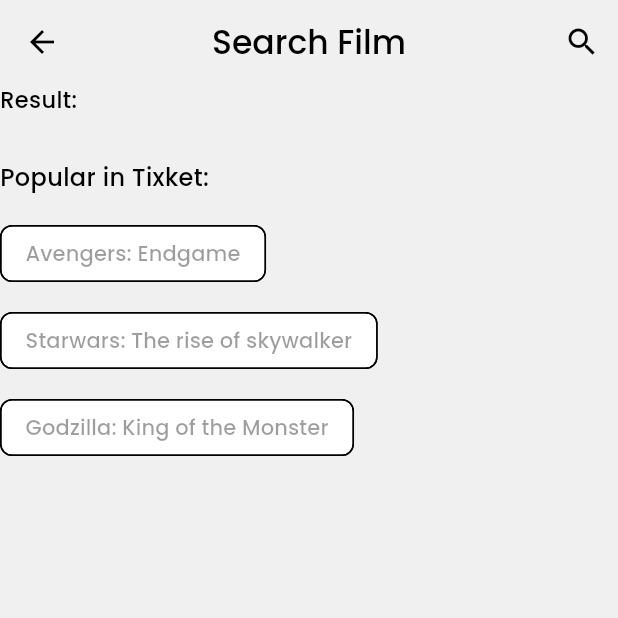
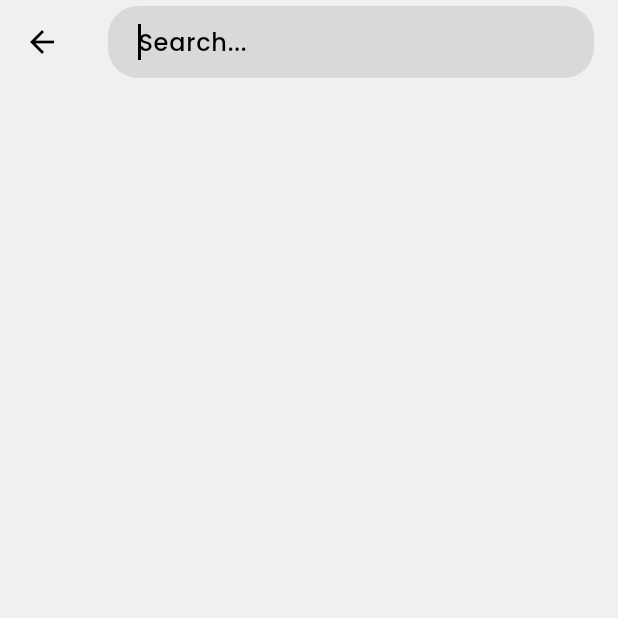
Before and after one commit to irdacin/tixket, a Flutter app: the HomePage screen opened directly, after a tap on the "search" icon, on a phone screen of 412 x 824 dp, the top half of it. Run offline on Flutter 3.47's test engine with Material 3 defaults, Android fonts, the phone set to English and light mode, and no system bars; our stand-ins replace flutter_local_notifications, flutter_otp_text_field, font_awesome_flutter, image_picker, qr_flutter, rxdart; missing offline and left inert: pair; accounts and stored records are empty.

Commit message:
Finished the search page

```diff
--- a/lib/pages/home/home_page.dart
+++ b/lib/pages/home/home_page.dart
@@ -23,7 +23,9 @@
           style: Theme.of(context).textTheme.headlineLarge,
         ),
         actions: [
-          IconButton(
+          Hero(
+            tag: "searchField",
+            child: IconButton(
               onPressed: () {
                 Navigator.of(context).push(
                   MaterialPageRoute(builder: (context) => const SearchPage())
@@ -34,6 +36,7 @@
                 Icons.search,
                 size: 28,
               )
+            ),
           ),
           PopupMenuButton(
             icon: const Icon(
--- a/lib/pages/home/search_page.dart
+++ b/lib/pages/home/search_page.dart
@@ -1,4 +1,7 @@
 import 'package:flutter/material.dart';
+import 'package:tixket/data/movie_data.dart';
+import 'package:tixket/models/movie_model.dart';
+import 'package:tixket/pages/movie/movie_detail_page.dart';
 
 class SearchPage extends StatefulWidget {
   const SearchPage({super.key});
@@ -8,84 +11,66 @@
 }
 
 class _SearchPageState extends State<SearchPage> {
-  Icon customIcon = const Icon(Icons.search);
-  Widget customSearchBar = const Text('Search Film');
+  TextEditingController searchController = TextEditingController();
+  List<Movie> filteredMovies = [];
 
   @override
   Widget build(BuildContext context) {
     return Scaffold(
       appBar: AppBar(
-        title: customSearchBar,
-        // automaticallyImplyLeading: false,
-        actions: [
-          IconButton(
-            onPressed: () {
+        title: Hero(
+          tag: "searchField",
+          child: Material(
+            color: Colors.transparent,
+            child: Container(
+              decoration: BoxDecoration(
+                borderRadius: BorderRadius.circular(20),
+                color: Theme.of(context).colorScheme.onPrimaryFixed,
+              ),
+              child: TextField(
+                onChanged: (value) {
                   setState(() {
-                if (customIcon.icon == Icons.search) {
-                  customIcon = const Icon(Icons.cancel);
-                  customSearchBar = const ListTile(
-                    leading: Icon(
-                      Icons.search,
-                      size: 28,
-                    ),
-                    title: TextField(
-                      decoration: InputDecoration(
-                        hintText: 'type in film name...',
-                        hintStyle: TextStyle(
-                          color: Color(0xff858484),
-                          fontSize: 18,
-                          fontStyle: FontStyle.italic,
-                        ),
-                        border: InputBorder.none,
-                      ),
-                      // style: TextStyle(
-                      //   color: Colors.black,
-                      // ),
-                    ),
-                  );
-                }
+                    filteredMovies = value.isEmpty ? [] : movies
+                      .where((movie) =>
+                      movie.title.toLowerCase().contains(value.toLowerCase()))
+                      .toList();
                   });
                 },
-            icon: customIcon,
-          )
-        ],
-        centerTitle: true,
+                controller: searchController,
+                decoration: InputDecoration(
+                  hintText: 'Search...',
+                  border: InputBorder.none,
+                  suffixIcon: searchController.text.isNotEmpty ?
+                    IconButton(
+                      onPressed: () => setState(() {
+                        searchController.clear();
+                        filteredMovies.clear();
+                      }),
+                      icon: const Icon(Icons.cancel_outlined)
+                    ) : null,
+                  contentPadding: const EdgeInsets.symmetric(horizontal: 20, vertical: 10),
                 ),
-      body: const Column(
-        crossAxisAlignment: CrossAxisAlignment.start,
-        children: [
-          Row(
-            children: [
-              Text(
-                "Result: ",
-                style: TextStyle(fontSize: 15),
+                autofocus: true,
               ),
-            ],
             ),
-          SizedBox(
-            height: 30,
           ),
-          Column(
-            crossAxisAlignment: CrossAxisAlignment.start,
-            children: [
-              Text("Popular in Tixket: "),
-              SizedBox(
-                height: 15,
         ),
-              InputChip(
-                label: Text("Avengers: Endgame"),
       ),
-              SizedBox(
-                height: 10,
-              ),
-              InputChip(label: Text("Starwars: The rise of skywalker")),
-              SizedBox(
-                height: 10,
-              ),
-              InputChip(label: Text("Godzilla: King of the Monster")),
-            ],
-          )
-        ],
+      body: ListView.builder(
+        itemCount: filteredMovies.length,
+        itemBuilder: (context, index) {
+          Movie movie = filteredMovies[index];
+          return ListTile(
+            onTap: () {
+              Navigator.of(context).push(
+                MaterialPageRoute(builder: (context) => MovieDetailPage(movie: movie))
+              );
+            },
+            leading: const Icon(Icons.search),
+            title: Text(movie.title),
+            trailing: const Icon(Icons.keyboard_arrow_right_sharp),
+          );
+        },
       ),
     );
   }
```
Lines whose indentation alone changed are shown as unchanged.
